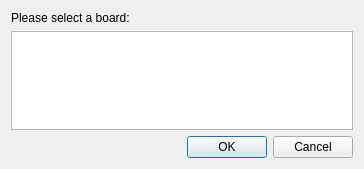
Above: tyqt/selector_dialog.ui from Koromix/tytools before the change. Below: the same form after it.
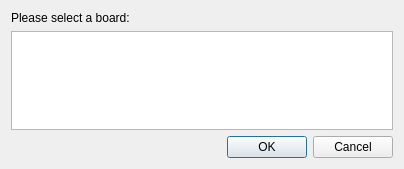
That is the form after the change.

Commit message: Make selection dialog larger for long tags

```diff
--- a/tyqt/selector_dialog.ui
+++ b/tyqt/selector_dialog.ui
@@ -6,7 +6,7 @@
    <rect>
     <x>0</x>
     <y>0</y>
-    <width>364</width>
+    <width>404</width>
     <height>169</height>
    </rect>
   </property>
```
